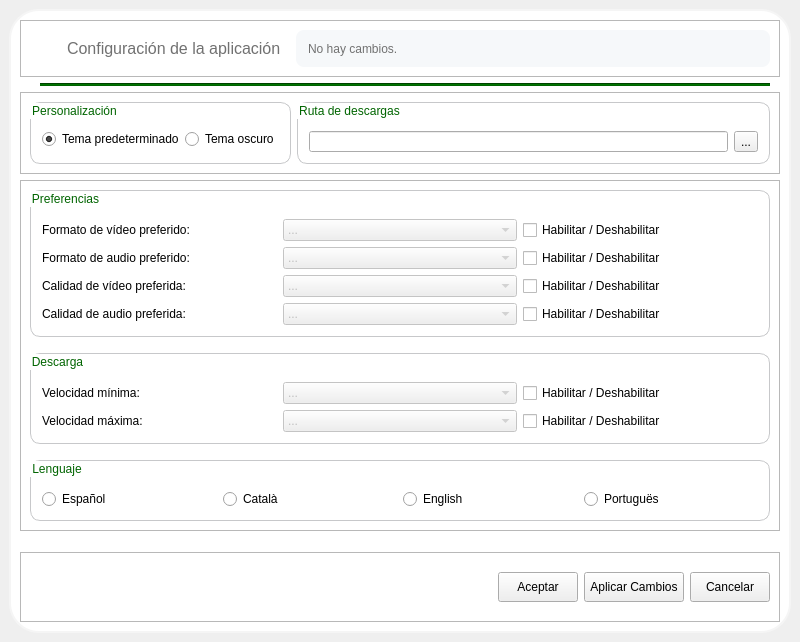
Qt form app/gui/Settings.ui (caicesardev/PyDownload) before a commit.
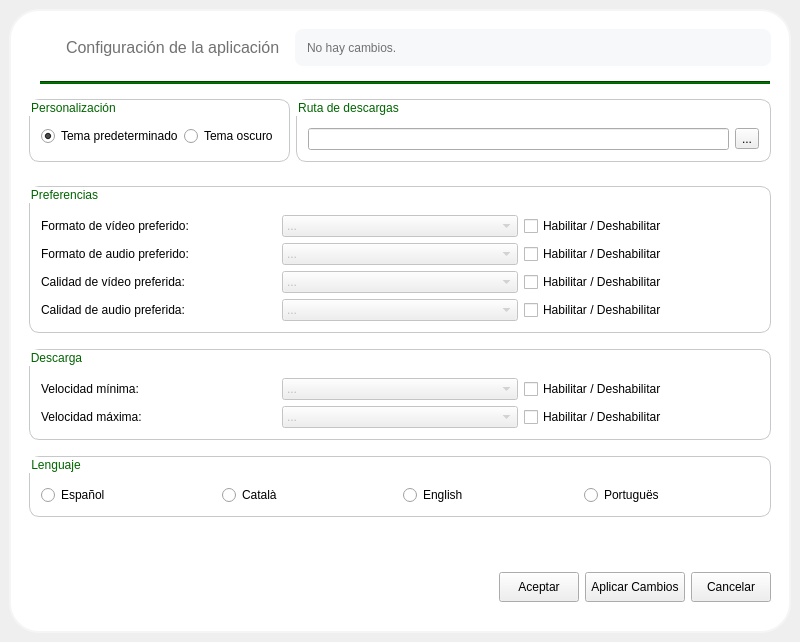
The same form after that commit. Icons and pictures are not drawn.

Commit message: Fixed every frame border

Patch:
```diff
--- a/app/gui/Settings.ui
+++ b/app/gui/Settings.ui
@@ -27,12 +27,6 @@
 	background: white;
 }</string>
       </property>
-      <property name="frameShape">
-       <enum>QFrame::StyledPanel</enum>
-      </property>
-      <property name="frameShadow">
-       <enum>QFrame::Raised</enum>
-      </property>
       <layout class="QVBoxLayout" name="verticalLayout">
        <item>
         <widget class="QFrame" name="header_frame">
@@ -42,12 +36,6 @@
            <height>70</height>
           </size>
          </property>
-         <property name="frameShape">
-          <enum>QFrame::StyledPanel</enum>
-         </property>
-         <property name="frameShadow">
-          <enum>QFrame::Raised</enum>
-         </property>
          <layout class="QHBoxLayout" name="horizontalLayout">
           <item>
            <widget class="QFrame" name="welcome_label_frame">
@@ -95,12 +83,6 @@
 	background-color: #F6F8FA;
 }</string>
             </property>
-            <property name="frameShape">
-             <enum>QFrame::StyledPanel</enum>
-            </property>
-            <property name="frameShadow">
-             <enum>QFrame::Raised</enum>
-            </property>
             <layout class="QHBoxLayout" name="horizontalLayout_6">
              <item>
               <widget class="QLabel" name="status_label">
@@ -143,12 +125,6 @@
            <height>82</height>
           </size>
          </property>
-         <property name="frameShape">
-          <enum>QFrame::StyledPanel</enum>
-         </property>
-         <property name="frameShadow">
-          <enum>QFrame::Raised</enum>
-         </property>
          <layout class="QHBoxLayout" name="horizontalLayout_2">
           <item>
            <widget class="QGroupBox" name="customization_buttons_group">
@@ -247,12 +223,6 @@
        </item>
        <item>
         <widget class="QFrame" name="middle_frame_2">
-         <property name="frameShape">
-          <enum>QFrame::StyledPanel</enum>
-         </property>
-         <property name="frameShadow">
-          <enum>QFrame::Raised</enum>
-         </property>
          <layout class="QGridLayout" name="gridLayout_2">
           <property name="verticalSpacing">
            <number>16</number>
@@ -722,12 +692,6 @@
            <height>70</height>
           </size>
          </property>
-         <property name="frameShape">
-          <enum>QFrame::StyledPanel</enum>
-         </property>
-         <property name="frameShadow">
-          <enum>QFrame::Raised</enum>
-         </property>
          <layout class="QHBoxLayout" name="horizontalLayout_7">
           <item>
            <spacer name="horizontalSpacer">
```
The commit also changes 9 other files.
